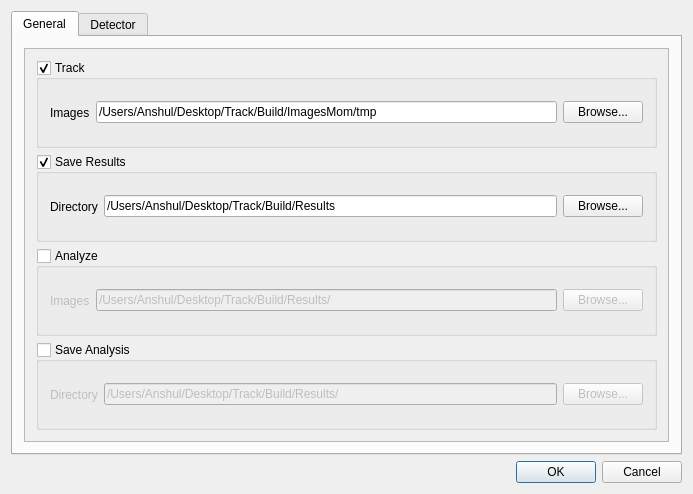
Qt form TLD/src/tld/qtld/ConfigDialog.ui (anshulsamar/simba) before a commit.
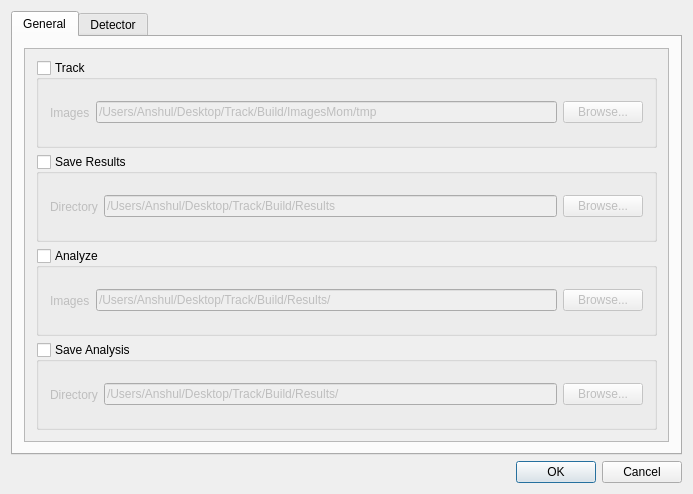
The same form after that commit.

```diff
--- a/TLD/src/tld/qtld/ConfigDialog.ui
+++ b/TLD/src/tld/qtld/ConfigDialog.ui
@@ -63,7 +63,7 @@
               <bool>true</bool>
              </property>
              <property name="checked">
-              <bool>true</bool>
+              <bool>false</bool>
              </property>
              <layout class="QHBoxLayout" name="horizontalLayout_2">
               <item>
@@ -99,7 +99,7 @@
               <bool>true</bool>
              </property>
              <property name="checked">
-              <bool>true</bool>
+              <bool>false</bool>
              </property>
              <layout class="QHBoxLayout" name="horizontalLayout_4">
               <item>
```
Left out of the diff: 2 changed lines with no effect on the pictures.
